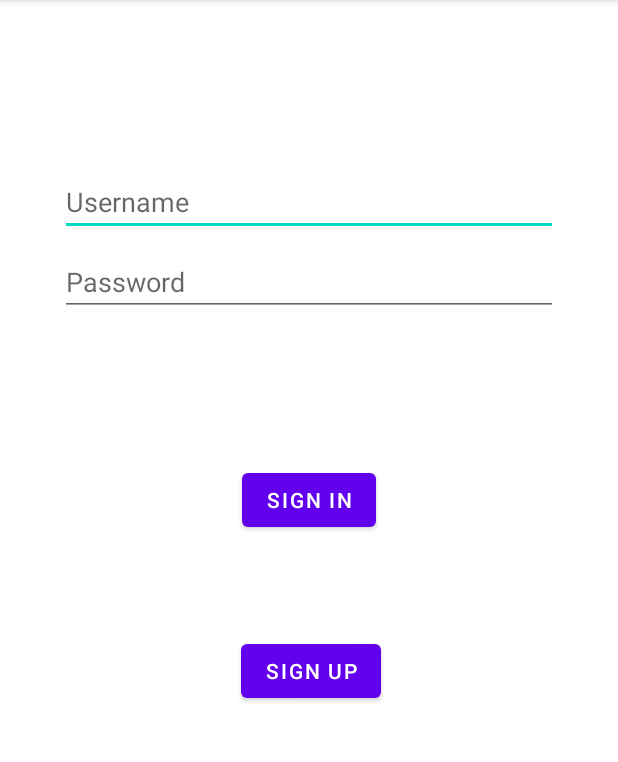
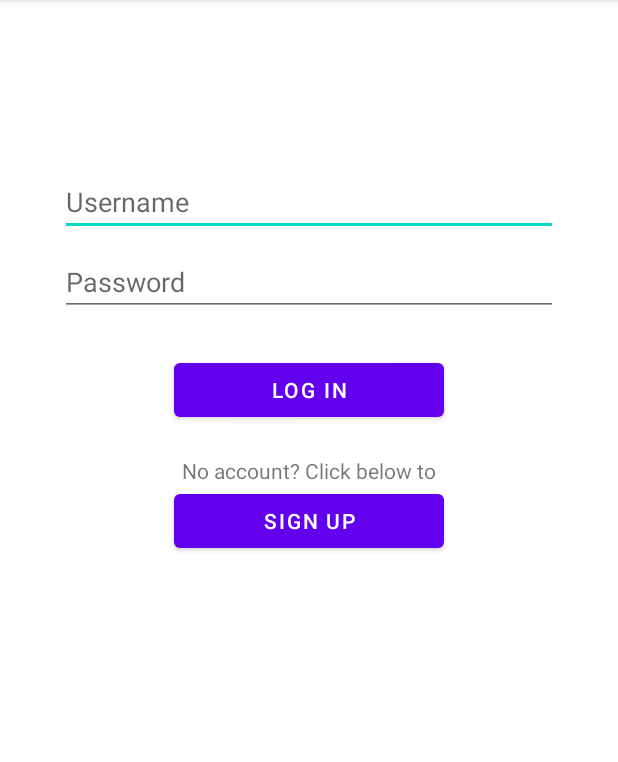
Before and after one commit to McGill-ECSE321-Winter2021/project-group-13, an Android app: the screen it shows after launch (LogIn), on a phone screen of 412 x 824 dp, the part 84-846 px from its top. Run offline under Robolectric (Android 15) with nearby library versions, the phone set to English and light mode, and no system bars; libraries missing offline, so code that uses them is left out: com.loopj.android, cz.msebera.android.

Commit message:
cleaned up sign in

```diff
--- a/AutoRepairSystem-Android/app/src/main/java/ca/mcgill/ca/ecse321/autorepairsystem/CustomerHomeActivity.java
+++ b/AutoRepairSystem-Android/app/src/main/java/ca/mcgill/ca/ecse321/autorepairsystem/CustomerHomeActivity.java
@@ -113,4 +113,9 @@ public class CustomerHomeActivity extends AppCompatActivity {
         Intent intent = new Intent(this, AppointmentBooking.class);
         startActivity(intent);
     }
+
+    public void logOut(View v) {
+        Intent intent = new Intent(this, LogIn.class);
+        startActivity(intent);
+    }
 }
--- a/AutoRepairSystem-Android/app/src/main/java/ca/mcgill/ca/ecse321/autorepairsystem/HttpUtils.java
+++ b/AutoRepairSystem-Android/app/src/main/java/ca/mcgill/ca/ecse321/autorepairsystem/HttpUtils.java
@@ -26,6 +26,7 @@ public class HttpUtils {
     public static void post(String url, RequestParams params, AsyncHttpResponseHandler responseHandler) {
         client.post(getAbsoluteUrl(url), params, responseHandler);
     }
+
     public static void post(Context context, String url, StringEntity entity, AsyncHttpResponseHandler responseHandler) {
         client.post(context, getAbsoluteUrl(url), entity, "application/json", responseHandler);
     }
--- a/AutoRepairSystem-Android/app/src/main/res/layout/activity_customerhome.xml
+++ b/AutoRepairSystem-Android/app/src/main/res/layout/activity_customerhome.xml
@@ -100,9 +100,12 @@
             android:layout_weight="50">
 
             <Button
-                android:id="@+id/button2"
-                android:layout_width="160dp"
-                android:layout_height="wrap_content"
+                android:id="@+id/goToBookingButton"
+                android:layout_width="match_parent"
+                android:layout_height="55dp"
+                android:layout_marginStart="10dp"
+                android:layout_marginEnd="10dp"
+                android:layout_weight="25"
                 android:onClick="goToBookAppointments"
                 android:text="Appointment Booking"
                 app:layout_constraintBottom_toBottomOf="parent"
@@ -117,9 +120,12 @@
             android:layout_weight="50">
 
             <Button
-                android:id="@+id/button"
-                android:layout_width="wrap_content"
-                android:layout_height="wrap_content"
+                android:id="@+id/logOutButton"
+                android:layout_width="match_parent"
+                android:layout_height="55dp"
+                android:layout_marginStart="10dp"
+                android:layout_marginEnd="10dp"
+                android:onClick="logOut"
                 android:text="Log Out"
                 app:layout_constraintBottom_toBottomOf="parent"
                 app:layout_constraintEnd_toEndOf="parent"
--- a/AutoRepairSystem-Android/app/src/main/res/layout/activity_login.xml
+++ b/AutoRepairSystem-Android/app/src/main/res/layout/activity_login.xml
@@ -42,43 +42,6 @@
         app:layout_constraintStart_toStartOf="parent"
         app:layout_constraintTop_toBottomOf="@+id/username" />
 
-    <Button
-        android:id="@+id/login"
-        android:layout_width="wrap_content"
-        android:layout_height="wrap_content"
-        android:layout_gravity="start"
-        android:layout_marginStart="48dp"
-        android:layout_marginTop="16dp"
-        android:layout_marginEnd="48dp"
-        android:layout_marginBottom="64dp"
-        android:enabled="true"
-        android:onClick="signIn"
-        android:text="Sign In"
-        app:layout_constraintBottom_toBottomOf="parent"
-        app:layout_constraintEnd_toEndOf="parent"
-        app:layout_constraintStart_toStartOf="parent"
-        app:layout_constraintTop_toBottomOf="@+id/password"
-        app:layout_constraintVertical_bias="0.2" />
-
-    <Button
-        android:id="@+id/signup"
-        android:layout_width="wrap_content"
-        android:layout_height="wrap_content"
-        android:layout_gravity="start"
-        android:layout_marginStart="48dp"
-        android:layout_marginTop="16dp"
-        android:layout_marginEnd="48dp"
-        android:layout_marginBottom="64dp"
-        android:enabled="true"
-        android:onClick="createAccount"
-        android:text="Sign Up"
-        app:layout_constraintBottom_toBottomOf="parent"
-        app:layout_constraintEnd_toEndOf="parent"
-        app:layout_constraintHorizontal_bias="0.508"
-        app:layout_constraintStart_toStartOf="parent"
-        app:layout_constraintTop_toBottomOf="@+id/password"
-        app:layout_constraintVertical_bias="0.476" />
-
     <ProgressBar
         android:id="@+id/loading"
         android:layout_width="wrap_content"
@@ -94,15 +57,78 @@
         app:layout_constraintStart_toStartOf="@+id/password"
         app:layout_constraintTop_toTopOf="parent"
         app:layout_constraintVertical_bias="0.3" />
+
     <TextView
         android:id="@+id/login_error"
-        android:textColor="@color/purple_700"
         android:layout_width="wrap_content"
         android:layout_height="wrap_content"
-        android:layout_marginStart="177dp"
-        android:layout_marginTop="57dp"
-        android:layout_marginEnd="177dp"
+        android:layout_marginTop="348dp"
+        android:textColor="@color/purple_700"
+        app:layout_constraintEnd_toEndOf="parent"
+        app:layout_constraintHorizontal_bias="0.487"
+        app:layout_constraintStart_toStartOf="parent"
+        app:layout_constraintTop_toTopOf="parent" />
+
+    <LinearLayout
+        android:layout_width="match_parent"
+        android:layout_height="wrap_content"
+        android:layout_marginTop="25dp"
+        android:orientation="vertical"
         app:layout_constraintEnd_toEndOf="parent"
         app:layout_constraintStart_toStartOf="parent"
-        app:layout_constraintTop_toBottomOf="@+id/login" />
+        app:layout_constraintTop_toBottomOf="@+id/password">
+
+        <androidx.constraintlayout.widget.ConstraintLayout
+            android:layout_width="match_parent"
+            android:layout_height="match_parent">
+
+            <Button
+                android:id="@+id/login"
+                android:layout_width="0dp"
+                android:layout_height="wrap_content"
+                android:layout_marginStart="100dp"
+                android:layout_marginEnd="100dp"
+                android:enabled="true"
+                android:onClick="signIn"
+                android:text="Log In"
+                app:layout_constraintEnd_toEndOf="parent"
+                app:layout_constraintStart_toStartOf="parent"
+                app:layout_constraintTop_toTopOf="parent" />
+        </androidx.constraintlayout.widget.ConstraintLayout>
+
+        <androidx.constraintlayout.widget.ConstraintLayout
+            android:layout_width="match_parent"
+            android:layout_height="match_parent">
+
+            <TextView
+                android:id="@+id/textView"
+                android:layout_width="wrap_content"
+                android:layout_height="wrap_content"
+                android:layout_marginTop="20dp"
+                android:text="No account? Click below to"
+                app:layout_constraintBottom_toBottomOf="parent"
+                app:layout_constraintEnd_toEndOf="parent"
+                app:layout_constraintStart_toStartOf="parent"
+                app:layout_constraintTop_toTopOf="parent" />
+        </androidx.constraintlayout.widget.ConstraintLayout>
+
+        <androidx.constraintlayout.widget.ConstraintLayout
+            android:layout_width="match_parent"
+            android:layout_height="match_parent">
+
+            <Button
+                android:id="@+id/signup"
+                android:layout_width="0dp"
+                android:layout_height="wrap_content"
+                android:layout_marginStart="100dp"
+                android:layout_marginEnd="100dp"
+                android:enabled="true"
+                android:onClick="createAccount"
+                android:text="Sign Up"
+                app:layout_constraintEnd_toEndOf="parent"
+                app:layout_constraintStart_toStartOf="parent"
+                app:layout_constraintTop_toTopOf="parent" />
+        </androidx.constraintlayout.widget.ConstraintLayout>
+
+    </LinearLayout>
 </androidx.constraintlayout.widget.ConstraintLayout>
```
